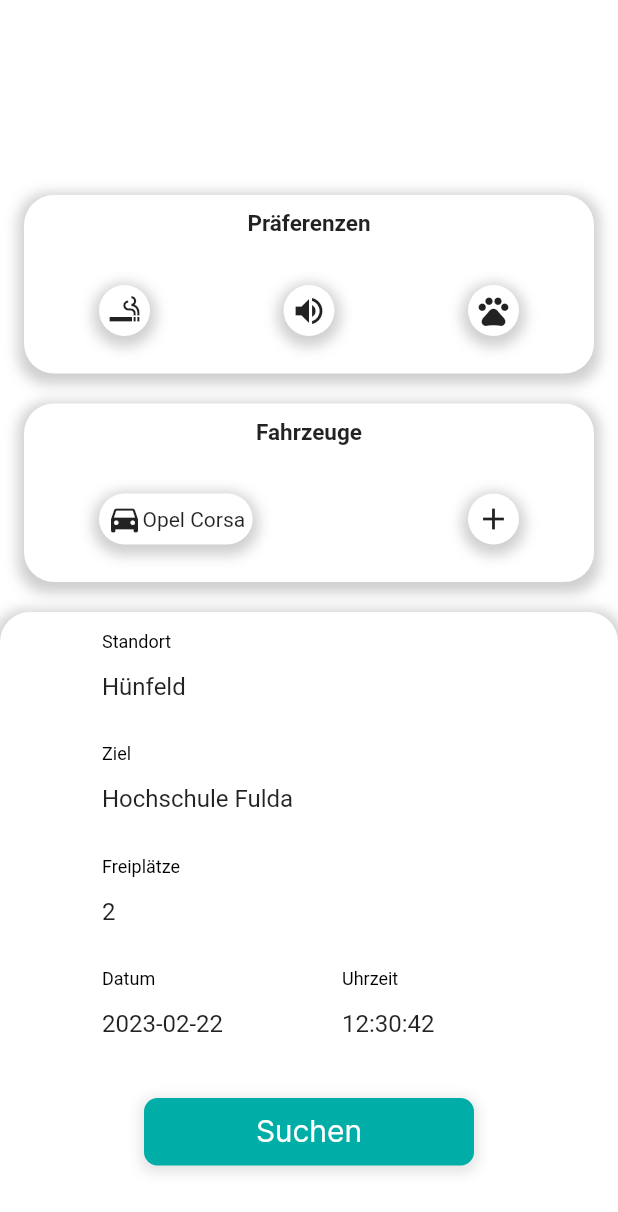
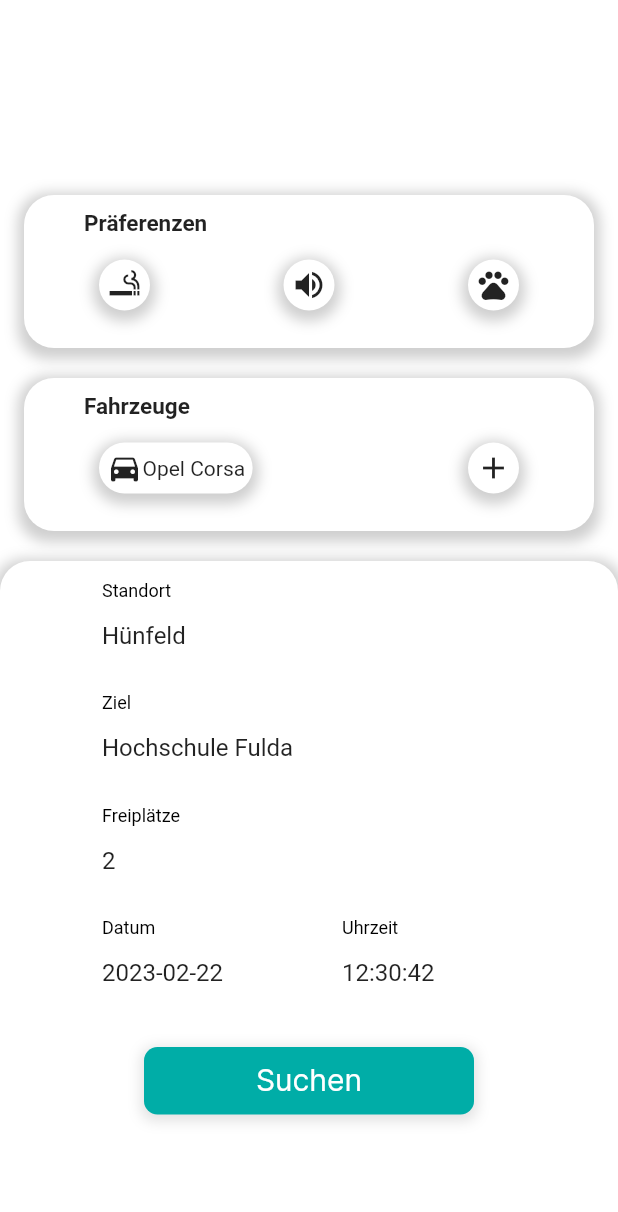
Before and after one commit to drmilde/carida_unigo_v0, a Flutter app: the HinzufuegenScreen screen opened directly, on a phone screen of 412 x 824 dp. Shown: the top 1212 px of the screen. Run offline on Flutter 3.47's test engine with Material 2 defaults, Android fonts, the phone set to English and light mode, and no system bars; drawn by our look-alikes of flutter_form_builder; our stand-ins replace curved_navigation_bar, flutter_map, flutter_rating_bar, flutter_svg, form_builder_validators, get and 3 more; missing offline and left inert: string_similarity; accounts and stored records are empty.

Commit message:
Buchungen, Suchen, Home und Hinzufügen Screens angepasst.

```diff
--- a/lib/sb/screens/hinzufuegen/hinzufuegen_screen.dart
+++ b/lib/sb/screens/hinzufuegen/hinzufuegen_screen.dart
@@ -97,6 +97,8 @@ class _HinzufuegenScreenState extends State<HinzufuegenScreen> {
               crossAxisAlignment: CrossAxisAlignment.center,
               children: [
                 Container(
+                  width: double.infinity,
+                  padding: EdgeInsets.fromLTRB(20, 0, 10, 0),
                   child: Text(
                     'Präferenzen',
                     style: TextStyle(
@@ -106,9 +108,8 @@ class _HinzufuegenScreenState extends State<HinzufuegenScreen> {
                     //textAlign: TextAlign.left,
                   ),
                 ),
-                SizedBox(height:8),
                 Container(
-                  margin: EdgeInsets.fromLTRB(0, 19, 0, 10),
+                  margin: EdgeInsets.fromLTRB(0, 10, 0, 10),
                   padding: EdgeInsets.fromLTRB(20, 0, 20, 0),
                   width: double.infinity,
                   child: Row(
@@ -202,6 +203,8 @@ class _HinzufuegenScreenState extends State<HinzufuegenScreen> {
               crossAxisAlignment: CrossAxisAlignment.center,
               children: [
                 Container(
+                  width: double.infinity,
+                  padding: EdgeInsets.fromLTRB(20, 0, 10, 0),
                   child: Text(
                     'Fahrzeuge',
                     style: TextStyle(
@@ -211,9 +214,8 @@ class _HinzufuegenScreenState extends State<HinzufuegenScreen> {
                     //textAlign: TextAlign.left,
                   ),
                 ),
-                SizedBox(height:8),
                 Container(
-                  margin: EdgeInsets.fromLTRB(0, 19, 0, 10),
+                  margin: EdgeInsets.fromLTRB(0, 10, 0, 10),
                   padding: EdgeInsets.fromLTRB(20, 0, 20, 0),
                   width: double.infinity,
                   child: Row(
```
